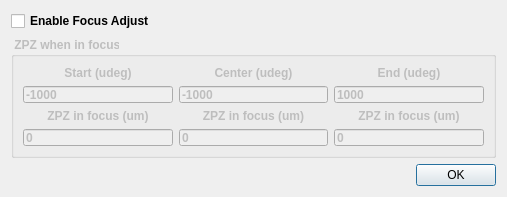
The window that cls/applications/pyStxm/scan_plugins/tomo_zpz_adjust.ui (RussBerg/pyStxm3) describes before a commit, drawn with Qt 5.
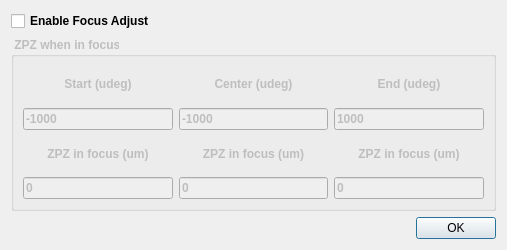
The same window after the commit.

Diff of the .ui file:
```diff
--- a/cls/applications/pyStxm/scan_plugins/tomo_zpz_adjust.ui
+++ b/cls/applications/pyStxm/scan_plugins/tomo_zpz_adjust.ui
@@ -7,19 +7,19 @@
     <x>0</x>
     <y>0</y>
     <width>507</width>
-    <height>197</height>
+    <height>250</height>
    </rect>
   </property>
   <property name="minimumSize">
    <size>
     <width>507</width>
-    <height>197</height>
+    <height>250</height>
    </size>
   </property>
   <property name="maximumSize">
    <size>
     <width>507</width>
-    <height>197</height>
+    <height>250</height>
    </size>
   </property>
   <property name="windowTitle">
@@ -44,6 +44,12 @@
      <property name="enabled">
       <bool>false</bool>
      </property>
+     <property name="minimumSize">
+      <size>
+       <width>485</width>
+       <height>145</height>
+      </size>
+     </property>
      <property name="font">
       <font>
        <weight>75</weight>
```
Left out of the diff: 6 changed lines with no effect on the pictures.
